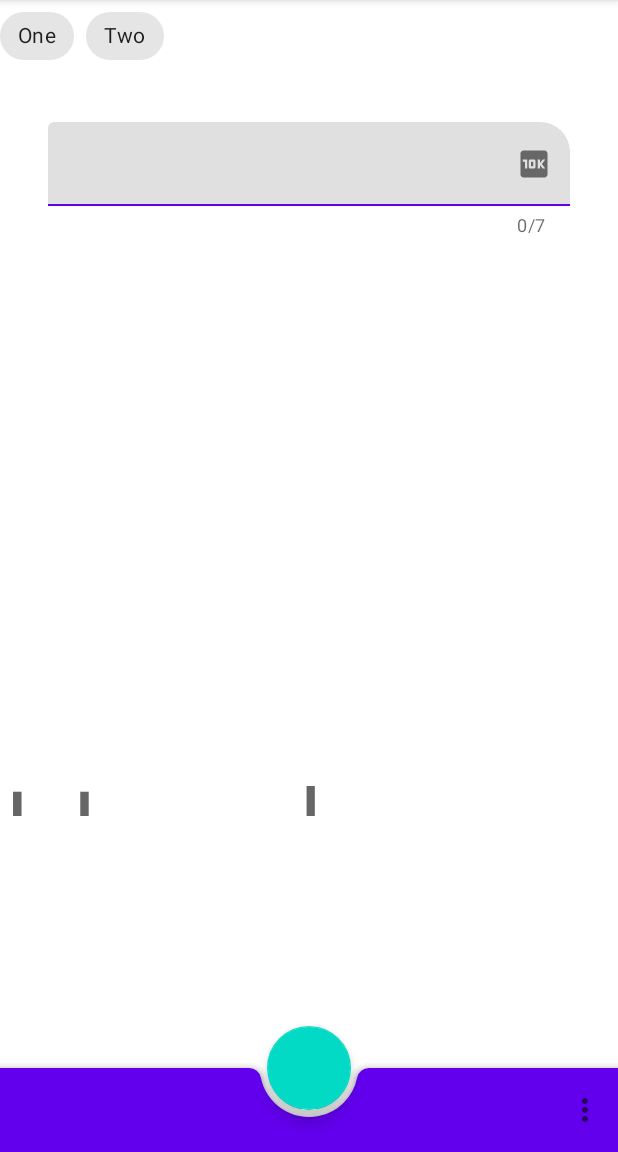
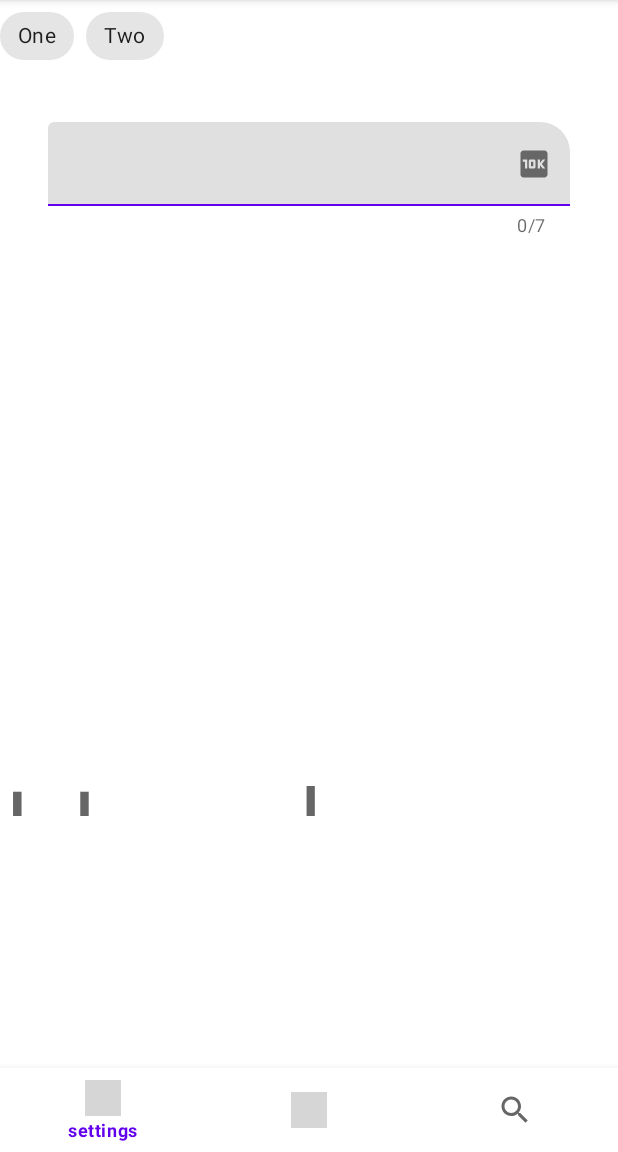
Before and after one commit to Pavelbour/MaterialApp, an Android app: the screen it shows after launch (MainActivity), on a phone screen of 412 x 824 dp, the part 84-1236 px from its top. Run offline under Robolectric (Android 15) with nearby library versions, the phone set to English and light mode, and no system bars; pictures from the network do not load; grey boxes are pictures that could not be loaded.

Commit message:
Nav Bar.

```diff
--- a/app/src/main/java/ru/gb/materialapp/ui/MainActivity.kt
+++ b/app/src/main/java/ru/gb/materialapp/ui/MainActivity.kt
@@ -2,6 +2,7 @@ package ru.gb.materialapp.ui
 
 import android.os.Bundle
 import androidx.appcompat.app.AppCompatActivity
+import com.google.android.material.bottomnavigation.BottomNavigationView
 import ru.gb.materialapp.R
 
 class MainActivity : AppCompatActivity(R.layout.activity_main) {
@@ -11,8 +12,43 @@ class MainActivity : AppCompatActivity(R.layout.activity_main) {
     override fun onCreate(savedInstanceState: Bundle?) {
         super.onCreate(savedInstanceState)
 
+        supportFragmentManager
+            .beginTransaction()
+            .replace(R.id.main_activity_fragment_container,
+            MainFragment())
+            .commit()
+
         val sharedPreferences = this.getSharedPreferences(this.file, MODE_PRIVATE)
         val theme = sharedPreferences.getInt(themeSettings, R.style.Theme_MaterialApp)
         setTheme(theme)
+
+        val bottomNavView: BottomNavigationView = findViewById(R.id.main_fragment_bottom_app_bar)
+
+        bottomNavView.setOnItemSelectedListener {
+            when (it.itemId) {
+                R.id.menu_bottom_appbar_settings -> {
+                    supportFragmentManager.beginTransaction()
+                        .replace(R.id.main_activity_fragment_container,
+                            SettingsFragment())
+                        .addToBackStack("")
+                        .commit()
+                }
+                R.id.menu_bottom_appbar_home -> {
+                    supportFragmentManager.beginTransaction()
+                        .replace(R.id.main_activity_fragment_container,
+                            MainFragment())
+                        .addToBackStack("")
+                        .commit()
+                }
+                R.id.menu_bottom_appbar_wikipedia -> {
+                    supportFragmentManager.beginTransaction()
+                        .replace(R.id.main_activity_fragment_container,
+                            WikiFragment())
+                        .addToBackStack("")
+                        .commit()
+                }
+            }
+            true
+        }
     }
 }
--- /dev/null
+++ b/app/src/main/res/drawable/ic_baseline_search_24.xml
@@ -0,0 +1,5 @@
+<vector android:height="24dp" android:tint="#000000"
+    android:viewportHeight="24" android:viewportWidth="24"
+    android:width="24dp" xmlns:android="http://schemas.android.com/apk/res/android">
+    <path android:fillColor="@android:color/white" android:pathData="M15.5,14h-0.79l-0.28,-0.27C15.41,12.59 16,11.11 16,9.5 16,5.91 13.09,3 9.5,3S3,5.91 3,9.5 5.91,16 9.5,16c1.61,0 3.09,-0.59 4.23,-1.57l0.27,0.28v0.79l5,4.99L20.49,19l-4.99,-5zM9.5,14C7.01,14 5,11.99 5,9.5S7.01,5 9.5,5 14,7.01 14,9.5 11.99,14 9.5,14z"/>
+</vector>
--- a/app/src/main/res/layout/activity_main.xml
+++ b/app/src/main/res/layout/activity_main.xml
@@ -1,12 +1,30 @@
 <?xml version="1.0" encoding="utf-8"?>
-<androidx.fragment.app.FragmentContainerView xmlns:android="http://schemas.android.com/apk/res/android"
-    xmlns:tools="http://schemas.android.com/tools"
-    android:id="@+id/main_activity_fragment_container"
+<androidx.constraintlayout.widget.ConstraintLayout xmlns:android="http://schemas.android.com/apk/res/android"
     android:layout_width="match_parent"
     android:layout_height="match_parent"
-    android:name="ru.gb.materialapp.ui.MainFragment"
+    xmlns:app="http://schemas.android.com/apk/res-auto"
+    xmlns:tools="http://schemas.android.com/tools"
     tools:context=".ui.MainActivity">
 
+    <androidx.fragment.app.FragmentContainerView
+        android:id="@+id/main_activity_fragment_container"
+        android:layout_width="0dp"
+        android:layout_height="0dp"
+        app:layout_constraintStart_toStartOf="parent"
+        app:layout_constraintEnd_toEndOf="parent"
+        app:layout_constraintBottom_toTopOf="@id/main_fragment_bottom_app_bar"
+        app:layout_constraintTop_toTopOf="parent"/>
 
 
-</androidx.fragment.app.FragmentContainerView>
+    <com.google.android.material.bottomnavigation.BottomNavigationView
+        android:id="@+id/main_fragment_bottom_app_bar"
+        app:menu="@menu/menu_bottom_appbar"
+        android:layout_width="0dp"
+        android:layout_height="wrap_content"
+        app:labelVisibilityMode="selected"
+        app:layout_constraintBottom_toBottomOf="parent"
+        app:layout_constraintStart_toStartOf="parent"
+        app:layout_constraintEnd_toEndOf="parent"
+        app:layout_constraintTop_toBottomOf="@+id/main_activity_fragment_container"/>
+
+</androidx.constraintlayout.widget.ConstraintLayout>
--- a/app/src/main/res/layout/fragment_main.xml
+++ b/app/src/main/res/layout/fragment_main.xml
@@ -114,17 +114,4 @@
         android:visibility="gone"
         tools:visibility="visible"/>
 
-    <com.google.android.material.bottomappbar.BottomAppBar
-        android:id="@+id/main_fragment_bottom_app_bar"
-        android:layout_width="match_parent"
-        android:layout_height="wrap_content"
-        android:layout_gravity="bottom"
-        app:menu="@menu/menu_bottom_appbar"
-        app:backgroundTint="@color/design_default_color_primary"/>
-
-    <com.google.android.material.floatingactionbutton.FloatingActionButton
-        android:layout_width="wrap_content"
-        android:layout_height="wrap_content"
-        app:layout_anchor="@id/main_fragment_bottom_app_bar"/>
-
 </androidx.coordinatorlayout.widget.CoordinatorLayout>
--- a/app/src/main/res/menu/menu_bottom_appbar.xml
+++ b/app/src/main/res/menu/menu_bottom_appbar.xml
@@ -1,15 +1,17 @@
 <?xml version="1.0" encoding="utf-8"?>
-<menu xmlns:android="http://schemas.android.com/apk/res/android"
-    xmlns:app="http://schemas.android.com/apk/res-auto">
+<menu xmlns:android="http://schemas.android.com/apk/res/android">
     <item
         android:id="@+id/menu_bottom_appbar_settings"
-        android:title="settings"/>
+        android:title="settings"
+        android:icon="@drawable/ic_baseline_settings_24"/>
 
     <item
         android:id="@+id/menu_bottom_appbar_home"
-        android:title="home"/>
+        android:title="home"
+        android:icon="@drawable/ic_baseline_home_24"/>
 
     <item
         android:id="@+id/menu_bottom_appbar_wikipedia"
-        android:title="wikipedia"/>
+        android:title="wikipedia"
+        android:icon="@drawable/ic_baseline_search_24"/>
 </menu>
```
Also changed, not shown: app/src/main/java/ru/gb/materialapp/ui/MainFragment.kt (+0 -27 lines).
